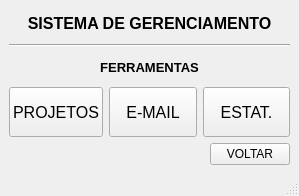
The window that app/pyqt5-templates/geral.ui (clowdcap/app-pyqt5) describes before a commit, drawn with Qt 5.
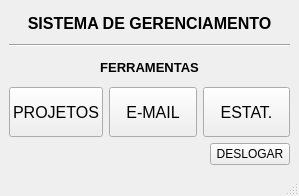
The same window after the commit.

Diff of the .ui file:
```diff
--- a/app/pyqt5-templates/geral.ui
+++ b/app/pyqt5-templates/geral.ui
@@ -123,7 +123,7 @@
     <item row="4" column="1">
      <widget class="QPushButton" name="btn_voltar">
       <property name="text">
-       <string>VOLTAR</string>
+       <string>DESLOGAR</string>
       </property>
      </widget>
     </item>
```
